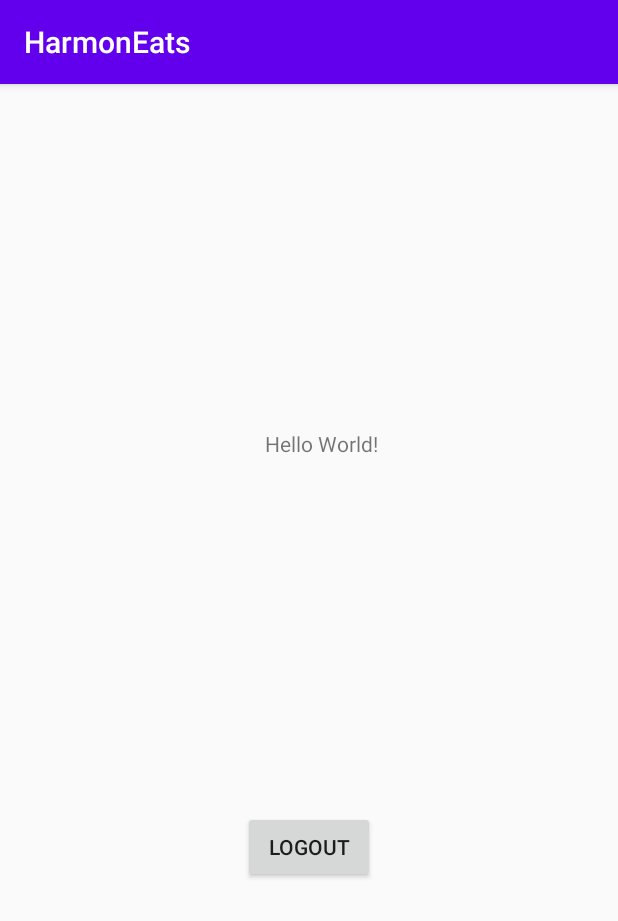
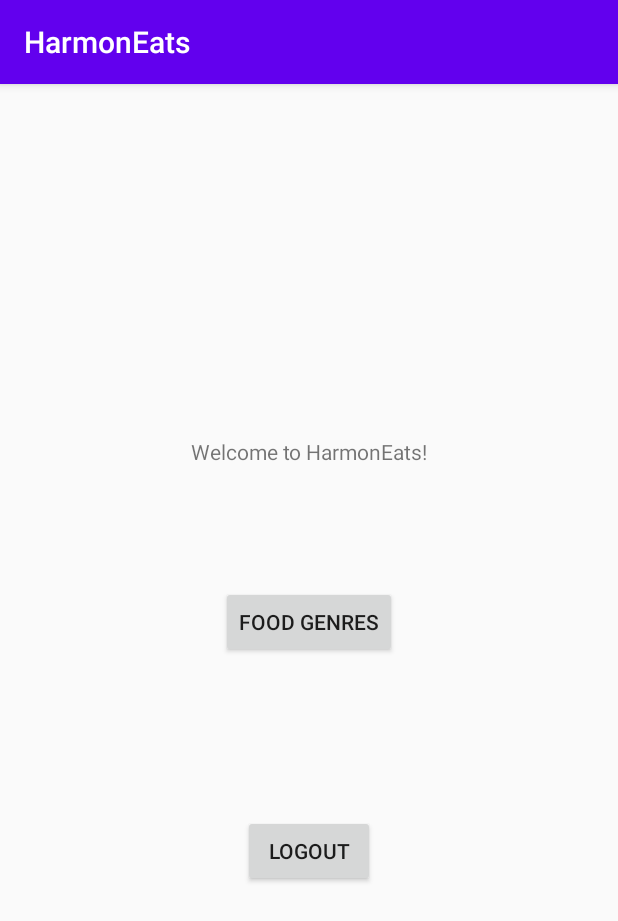
Before and after one commit to KingOfAllNerds/HarmonEats, an Android app: the screen it shows after launch (MainActivity), on a phone screen of 412 x 824 dp. Shown: the top 921 px of the screen. Run offline under Robolectric (Android 15) with nearby library versions, the phone set to English and light mode, and no system bars; our stand-ins replace Firebase (no records; nobody signed in at launch, a user with empty details on screens opened directly).

Commit message:
App crashes whenever the button to move towards FoodGenresPageOne is pressed.  I believe the problem lies somewhere in MainActivity.

```diff
--- a/harmoneats/app/src/main/java/com/techpointsos/harmoneats/MainActivity.java
+++ b/harmoneats/app/src/main/java/com/techpointsos/harmoneats/MainActivity.java
@@ -11,13 +11,29 @@ import com.google.firebase.auth.FirebaseAuth;
 
 public class MainActivity extends AppCompatActivity {
 
-    private Button logout;
+    private Button logoutButton, genresButton;
     @Override
     protected void onCreate(Bundle savedInstanceState) {
         super.onCreate(savedInstanceState);
         setContentView(R.layout.activity_main);
 
+        logoutButton = (Button) findViewById(R.id.logoutButton);
+        genresButton = (Button) findViewById(R.id.genresButton);
 
+        genresButton.setOnClickListener(new View.OnClickListener() {
+            @Override
+            public void onClick(View view) {
+                Intent genreIntent = new Intent(getApplicationContext(), FoodGenresPageOne.class);
+                startActivity(genreIntent);
+            }
+        });
+
+        logoutButton.setOnClickListener(new View.OnClickListener() {
+            @Override
+            public void onClick(View view) {
+                logout(view);
+            }
+        });
     }
 
     public void logout(View view){
--- a/harmoneats/app/src/main/res/layout/activity_main.xml
+++ b/harmoneats/app/src/main/res/layout/activity_main.xml
@@ -10,16 +10,18 @@
         android:id="@+id/textView4"
         android:layout_width="wrap_content"
         android:layout_height="wrap_content"
-        android:text="Hello World!"
+        android:layout_marginLeft="8dp"
+        android:layout_marginTop="8dp"
+        android:layout_marginRight="8dp"
+        android:text="Welcome to HarmonEats!"
         app:layout_constraintBottom_toBottomOf="parent"
-        app:layout_constraintHorizontal_bias="0.525"
         app:layout_constraintLeft_toLeftOf="parent"
         app:layout_constraintRight_toRightOf="parent"
         app:layout_constraintTop_toTopOf="parent"
         app:layout_constraintVertical_bias="0.307" />
 
     <Button
-        android:id="@+id/logout"
+        android:id="@+id/logoutButton"
         android:layout_width="wrap_content"
         android:layout_height="wrap_content"
         android:onClick="logout"
@@ -29,4 +31,19 @@
         app:layout_constraintStart_toStartOf="parent"
         app:layout_constraintTop_toBottomOf="@+id/textView4" />
 
+    <Button
+        android:id="@+id/genresButton"
+        android:layout_width="wrap_content"
+        android:layout_height="wrap_content"
+        android:layout_marginStart="8dp"
+        android:layout_marginTop="80dp"
+        android:layout_marginEnd="8dp"
+        android:layout_marginBottom="10dp"
+        android:text="Food Genres"
+        app:layout_constraintBottom_toTopOf="@+id/logoutButton"
+        app:layout_constraintEnd_toEndOf="parent"
+        app:layout_constraintStart_toStartOf="parent"
+        app:layout_constraintTop_toBottomOf="@+id/textView4"
+        app:layout_constraintVertical_bias="0.0" />
+
 </androidx.constraintlayout.widget.ConstraintLayout>
```
Also changed, not shown: harmoneats/app/src/main/java/com/techpointsos/harmoneats/FoodGenres.java (deleted, +0 -7 lines), harmoneats/app/src/main/java/com/techpointsos/harmoneats/FoodGenresPageOne.java (added, +24 -0 lines), harmoneats/app/src/main/java/com/techpointsos/harmoneats/GenreActionListener.java (added, +17 -0 lines), harmoneats/app/src/main/res/layout/activity_foodgenre.xml (deleted, +0 -17 lines), harmoneats/app/src/main/res/layout/activity_foodgenres_page_one.xml (added, +80 -0 lines).
